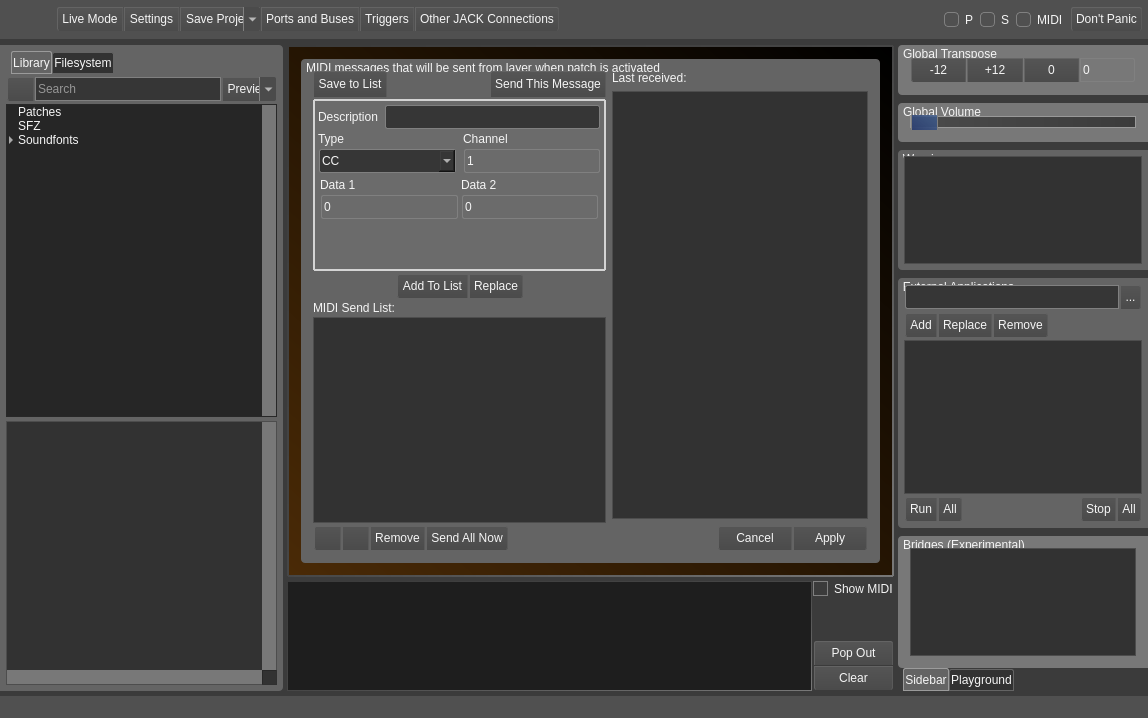
First picture: the form in src/mainwindow.ui, repository noedigcode/konfyt, before the edit.
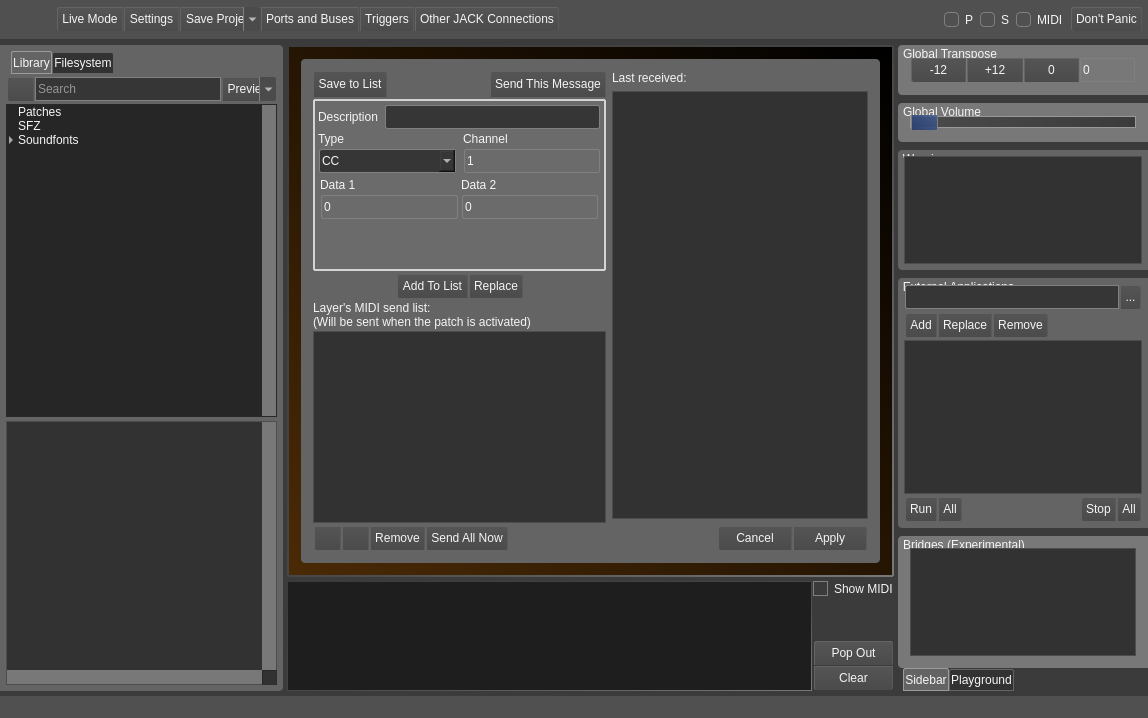
Second picture: the form after the edit. The open tabs and pages were chosen to show the change. Icons and pictures are not drawn.

Commit message: Change wording MIDI "catchup" to "pickup"; Changed icons of add-to-list buttons with down arrows to arrow with tail; Pre-populate project save-as name dialog box with current project name; Change "Master Volume..." triggers wording to "Global Volume..."; Small GUI tweaks incl. settings and MIDI send list.

Patch:
```diff
--- a/src/mainwindow.ui
+++ b/src/mainwindow.ui
@@ -6174,7 +6174,7 @@
 }</string>
                </property>
                <property name="title">
-                <string>MIDI messages that will be sent from layer when patch is activated</string>
+                <string/>
                </property>
                <layout class="QVBoxLayout" name="verticalLayout_22">
                 <item>
@@ -7542,7 +7542,11 @@
                     <item>
                      <widget class="QLabel" name="label_34">
                       <property name="text">
-                       <string>MIDI Send List:</string>
+                       <string>Layer's MIDI send list:
+(Will be sent when the patch is activated)</string>
+                      </property>
+                      <property name="wordWrap">
+                       <bool>true</bool>
                       </property>
                      </widget>
                     </item>
```
Left out of the diff: 27 changed lines with no effect on the pictures. The commit also changes 12 other files.
